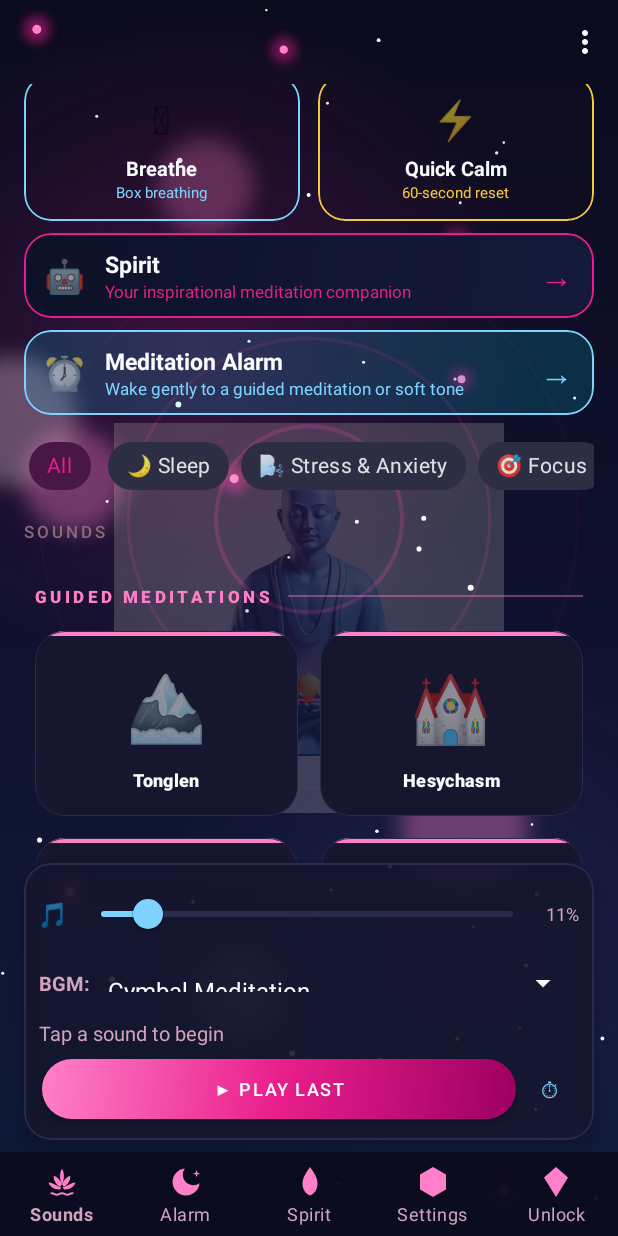
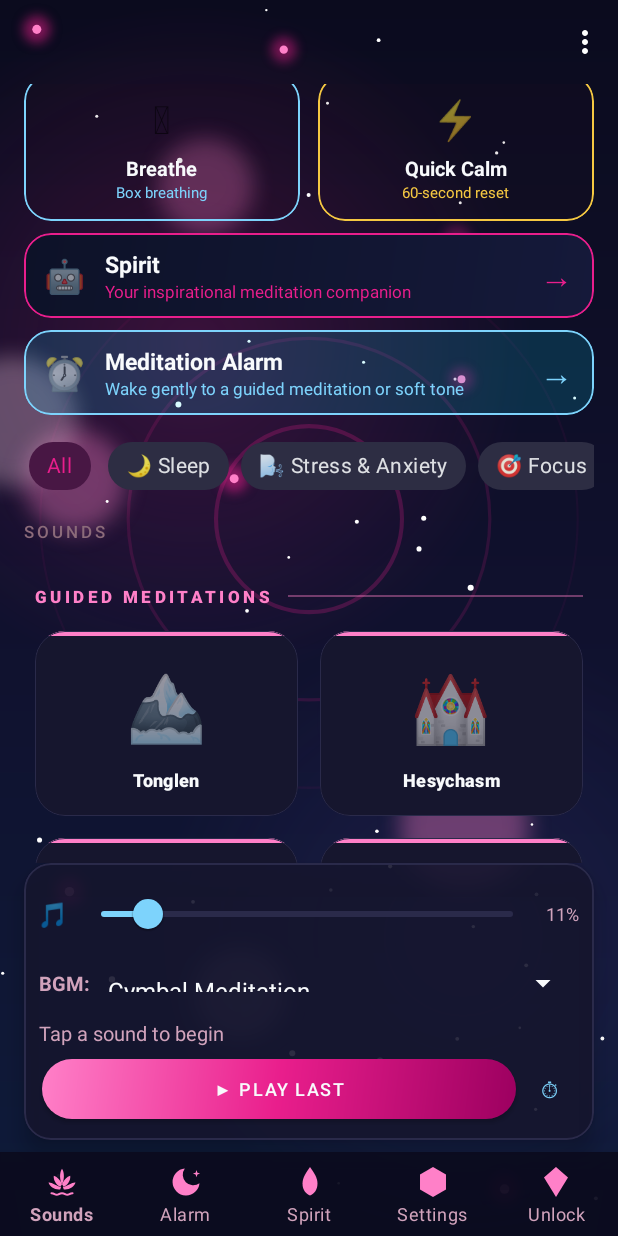
Before and after one commit to PhotonBounce/guidedmeditationportal, an Android app: the screen it shows after launch (MainActivity), scrolled down 363 dp, on a phone screen of 412 x 824 dp. Run offline under Robolectric (Android 15) with nearby library versions, the phone set to English and light mode, and no system bars; our stand-ins replace AdMob; pictures from the network do not load; 4 statements that could not run were skipped.

```diff
--- a/app/build.gradle
+++ b/app/build.gradle
@@ -11,8 +11,8 @@ android {
         applicationId "com.auroramind.meditation"
         minSdk 21
         targetSdk 35
-        versionCode 10
-        versionName "1.3.0"
+        versionCode 11
+        versionName "1.4.0"
 
         testInstrumentationRunner "androidx.test.runner.AndroidJUnitRunner"
 
--- a/app/src/main/java/com/auroramind/meditation/BgMusicType.kt
+++ b/app/src/main/java/com/auroramind/meditation/BgMusicType.kt
@@ -6,29 +6,29 @@ enum class BgMusicType(
 ) {
     NONE("None (Silence)", 0),
     CYMBAL_MEDITATION("Cymbal Meditation", R.raw.cymbal_meditation),
-    CYMBAL_MEDITATION_1("Cymbal Meditation 2", R.raw.cymbal_meditation_1),
+    CYMBAL_MEDITATION_1("Cymbal Resonance", R.raw.cymbal_meditation_1),
     FOREVER_ISNT_LONG_ENOUGH("Forever Isn't Long Enough", R.raw.forever_isnt_long_enough),
-    FOREVER_ISNT_LONG_ENOUGH_1("Forever Isn't Long Enough 2", R.raw.forever_isnt_long_enough_1),
+    FOREVER_ISNT_LONG_ENOUGH_1("Endless Horizon", R.raw.forever_isnt_long_enough_1),
     IN_THIS_ROOM("In This Room", R.raw.in_this_room),
-    IN_THIS_ROOM_1("In This Room 2", R.raw.in_this_room_1),
+    IN_THIS_ROOM_1("Room of Stillness", R.raw.in_this_room_1),
     MARBLE_GRAVITY("Marble Gravity", R.raw.marble_gravity),
-    MARBLE_GRAVITY_1("Marble Gravity 2", R.raw.marble_gravity_1),
+    MARBLE_GRAVITY_1("Weightless Stone", R.raw.marble_gravity_1),
     MEDITATION_IN_E_MAJOR("Meditation in E Major", R.raw.meditation_in_e_major),
-    MEDITATION_IN_E_MAJOR_1("Meditation in E Major 2", R.raw.meditation_in_e_major_1),
+    MEDITATION_IN_E_MAJOR_1("E Major Reprise", R.raw.meditation_in_e_major_1),
     MEDITATION_IN_A_BLACKOUT("Meditation in a Blackout", R.raw.meditation_in_a_blackout),
-    MEDITATION_IN_A_BLACKOUT_1("Meditation in a Blackout 2", R.raw.meditation_in_a_blackout_1),
+    MEDITATION_IN_A_BLACKOUT_1("Dark Field", R.raw.meditation_in_a_blackout_1),
     NIGHT_TERRORS("Night Terrors", R.raw.night_terrors),
-    NIGHT_TERRORS_1("Night Terrors 2", R.raw.night_terrors_1),
+    NIGHT_TERRORS_1("Before the Dawn", R.raw.night_terrors_1),
     THE_RIVER_RUNS("The River Runs", R.raw.the_river_runs),
-    THE_RIVER_RUNS_1("The River Runs 2", R.raw.the_river_runs_1),
-    UNTITLED("Untitled", R.raw.untitled),
-    UNTITLED_1("Untitled 1", R.raw.untitled_1),
-    UNTITLED_2("Untitled 2", R.raw.untitled_2),
-    UNTITLED_3("Untitled 3", R.raw.untitled_3),
-    UNTITLED_4("Untitled 4", R.raw.untitled_4),
-    UNTITLED_5("Untitled 5", R.raw.untitled_5),
-    UNTITLED_6("Untitled 6", R.raw.untitled_6),
-    UNTITLED_7("Untitled 7", R.raw.untitled_7);
+    THE_RIVER_RUNS_1("Downstream", R.raw.the_river_runs_1),
+    UNTITLED("Soft Horizons", R.raw.untitled),
+    UNTITLED_1("Still Waters", R.raw.untitled_1),
+    UNTITLED_2("Dusk Veil", R.raw.untitled_2),
+    UNTITLED_3("Inner Tide", R.raw.untitled_3),
+    UNTITLED_4("Cloud Drift", R.raw.untitled_4),
+    UNTITLED_5("Lunar Fade", R.raw.untitled_5),
+    UNTITLED_6("Gentle Ember", R.raw.untitled_6),
+    UNTITLED_7("Dream Shore", R.raw.untitled_7);
 
     companion object {
         fun fromName(name: String): BgMusicType {
--- a/app/src/main/res/layout/activity_main.xml
+++ b/app/src/main/res/layout/activity_main.xml
@@ -14,16 +14,7 @@
         android:layout_width="match_parent"
         android:layout_height="match_parent" />
 
-    <ImageView
-        android:id="@+id/ivWatermarkLogo"
-        android:layout_width="260dp"
-        android:layout_height="260dp"
-        android:layout_gravity="center"
-        android:src="@drawable/appicon"
-        android:alpha="0.20"
-        android:scaleType="fitCenter"
-        android:importantForAccessibility="no"
-        app:layout_anchorGravity="center" />
+    <!-- watermark logo removed per UX review — top logo (ivTopLogo) is sufficient -->
 
     <!-- ── Main vertical container ──────────────────────────────────────── -->
     <LinearLayout
```
Also changed, not shown: 1 other file.
